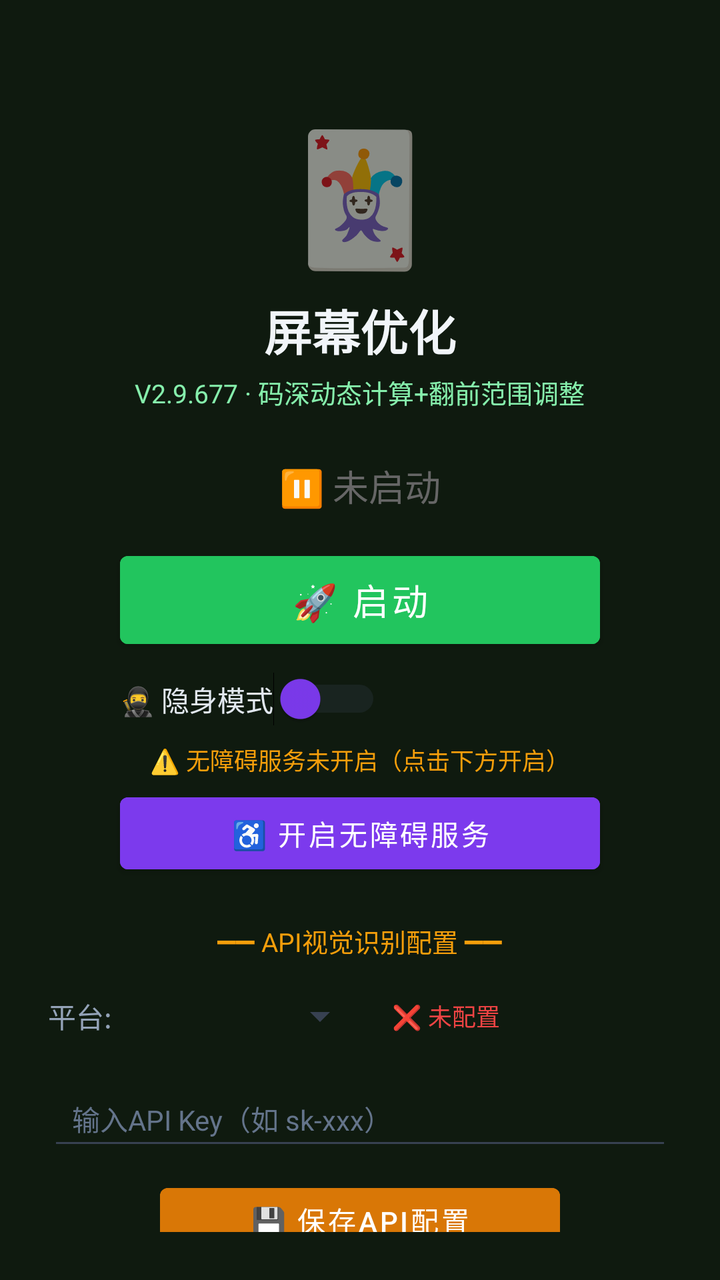
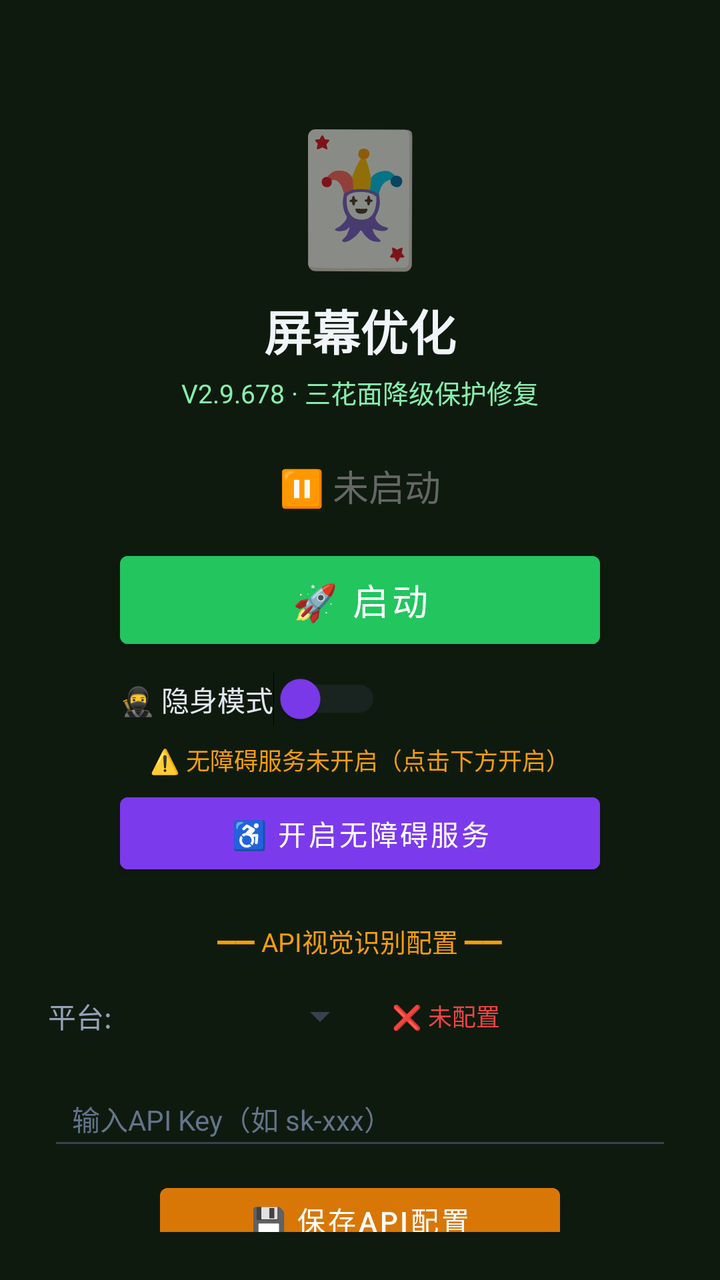

The first picture is an Android layout as it rendered before a commit; the second is the same layout after the commit. The layout source and the unified diff follow.
<!-- AndroidManifest.xml: activity theme Theme.MjScreenshot -->
<!-- res/layout/activity_main.xml -->
<?xml version="1.0" encoding="utf-8"?>
<LinearLayout xmlns:android="http://schemas.android.com/apk/res/android"
    android:layout_width="match_parent"
    android:layout_height="match_parent"
    android:orientation="vertical"
    android:background="#0f1a0f"
    android:padding="24dp"
    android:gravity="center_horizontal">

    <TextView
        android:layout_width="wrap_content"
        android:layout_height="wrap_content"
        android:text="🃏"
        android:textSize="64sp"
        android:layout_marginTop="30dp" />

    <TextView
        android:layout_width="wrap_content"
        android:layout_height="wrap_content"
        android:text="屏幕优化"
        android:textSize="24sp"
        android:textColor="#f1f5f9"
        android:textStyle="bold"
        android:layout_marginTop="8dp" />

    <TextView
        android:layout_width="wrap_content"
        android:layout_height="wrap_content"
        android:text="V2.9.677 · 码深动态计算+翻前范围调整"
        android:textSize="13sp"
        android:textColor="#86efac"
        android:layout_marginTop="4dp" />

    <TextView
        android:id="@+id/tvStatus"
        android:layout_width="wrap_content"
        android:layout_height="wrap_content"
        android:text="⏸ 未启动"
        android:textSize="18sp"
        android:textColor="#666666"
        android:layout_marginTop="24dp" />

    <Button
        android:id="@+id/btnStart"
        android:layout_width="240dp"
        android:layout_height="56dp"
        android:text="🚀 启动"
        android:textSize="18sp"
        android:textColor="#ffffff"
        android:backgroundTint="#22c55e"
        android:layout_marginTop="16dp" />

    <Button
        android:id="@+id/btnHelper"
        android:layout_width="240dp"
        android:layout_height="56dp"
        android:text="🃏 打开智囊"
        android:textSize="16sp"
        android:textColor="#ffffff"
        android:backgroundTint="#16a34a"
        android:layout_marginTop="12dp"
        android:visibility="gone" />

    
    <LinearLayout
        android:layout_width="240dp"
        android:layout_height="wrap_content"
        android:orientation="horizontal"
        android:gravity="center_vertical"
        android:layout_marginTop="8dp">

        <Switch
            android:id="@+id/switchStealth"
            android:layout_width="wrap_content"
            android:layout_height="wrap_content"
            android:text="🥷 隐身模式"
            android:textColor="#e2e8f0"
            android:textSize="14sp"
            android:thumbTint="#7c3aed"
            android:trackTint="#374151" />
    </LinearLayout>

    <TextView
        android:id="@+id/tvAccessibilityStatus"
        android:layout_width="wrap_content"
        android:layout_height="wrap_content"
        android:text="⚠️ 无障碍服务未开启（点击下方开启）"
        android:textSize="12sp"
        android:textColor="#f59e0b"
        android:layout_marginTop="8dp"
        android:gravity="center" />

    <Button
        android:id="@+id/btnAccessibility"
        android:layout_width="240dp"
        android:layout_height="48dp"
        android:text="♿ 开启无障碍服务"
        android:textSize="14sp"
        android:textColor="#ffffff"
        android:backgroundTint="#7c3aed"
        android:layout_marginTop="4dp" />

    <TextView
        android:layout_width="wrap_content"
        android:layout_height="wrap_content"
        android:text="━━ API视觉识别配置 ━━"
        android:textSize="13sp"
        android:textColor="#f59e0b"
        android:layout_marginTop="20dp" />

    <LinearLayout
        android:layout_width="match_parent"
        android:layout_height="wrap_content"
        android:orientation="horizontal"
        android:layout_marginTop="8dp"
        android:gravity="center_vertical">

        <TextView
            android:layout_width="wrap_content"
            android:layout_height="wrap_content"
            android:text="平台:"
            android:textSize="14sp"
            android:textColor="#94a3b8" />

        <Spinner
            android:id="@+id/spinnerProvider"
            android:layout_width="120dp"
            android:layout_height="40dp"
            android:layout_marginStart="8dp"
            android:backgroundTint="#374151" />

        <TextView
            android:id="@+id/tvApiStatus"
            android:layout_width="wrap_content"
            android:layout_height="wrap_content"
            android:text="❌ 未配置"
            android:textSize="12sp"
            android:textColor="#ef4444"
            android:layout_marginStart="12dp" />
    </LinearLayout>

    <EditText
        android:id="@+id/etApiKey"
        android:layout_width="match_parent"
        android:layout_height="44dp"
        android:hint="输入API Key（如 sk-xxx）"
        android:textSize="14sp"
        android:textColor="#e2e8f0"
        android:textColorHint="#64748b"
        android:backgroundTint="#374151"
        android:inputType="textPassword"
        android:layout_marginTop="8dp"
        android:paddingStart="12dp"
        android:paddingEnd="12dp" />

    <Button
        android:id="@+id/btnSaveApi"
        android:layout_width="200dp"
        android:layout_height="44dp"
        android:text="💾 保存API配置"
        android:textSize="14sp"
        android:textColor="#ffffff"
        android:backgroundTint="#d97706"
        android:layout_marginTop="8dp" />

    <TextView
        android:id="@+id/tvHint"
        android:layout_width="wrap_content"
        android:layout_height="wrap_content"
        android:text="先点上方按钮启动截屏"
        android:textSize="13sp"
        android:textColor="#666666"
        android:layout_marginTop="12dp"
        android:gravity="center" />

    <TextView
        android:layout_width="wrap_content"
        android:layout_height="wrap_content"
        android:text="使用步骤：\n1. 配置API Key（支持OpenAI/通义千问VL/硅基流动）\n2. 点「开启无障碍服务」→ 开启\n3. 开启「🥷隐身模式」(反检测)\n4. 点「启动」→ 允许悬浮窗\n5. 打牌时点屏幕上的🎯悬浮球即可截屏识别\n★ 拖动悬浮球可移到不挡牌的位置 ★\n★ 长按悬浮球可展开/收起详细面板 ★\n★ 悬浮球边框颜色=建议：绿=加注 橙=跟注 红=弃牌 ★"
        android:textSize="12sp"
        android:textColor="#64748b"
        android:layout_marginTop="12dp"
        android:lineSpacingExtra="3dp" />

</LinearLayout>
<!-- resources referenced by this layout -->
<resources>
  <style name="Theme.MjScreenshot" parent="Theme.MaterialComponents.DayNight.DarkActionBar">
          <item name="colorPrimary">#1e40af</item>
          <item name="colorPrimaryVariant">#1e3a8a</item>
          <item name="colorOnPrimary">#ffffff</item>
          <item name="android:statusBarColor">#0f172a</item>
      </style>
</resources>

<!-- the commit's change to res/layout/activity_main.xml (unified diff, before → after) -->
@@ -26,7 +26,7 @@
     <TextView
         android:layout_width="wrap_content"
         android:layout_height="wrap_content"
-        android:text="V2.9.677 · 码深动态计算+翻前范围调整"
+        android:text="V2.9.678 · 三花面降级保护修复"
         android:textSize="13sp"
         android:textColor="#86efac"
         android:layout_marginTop="4dp" />
